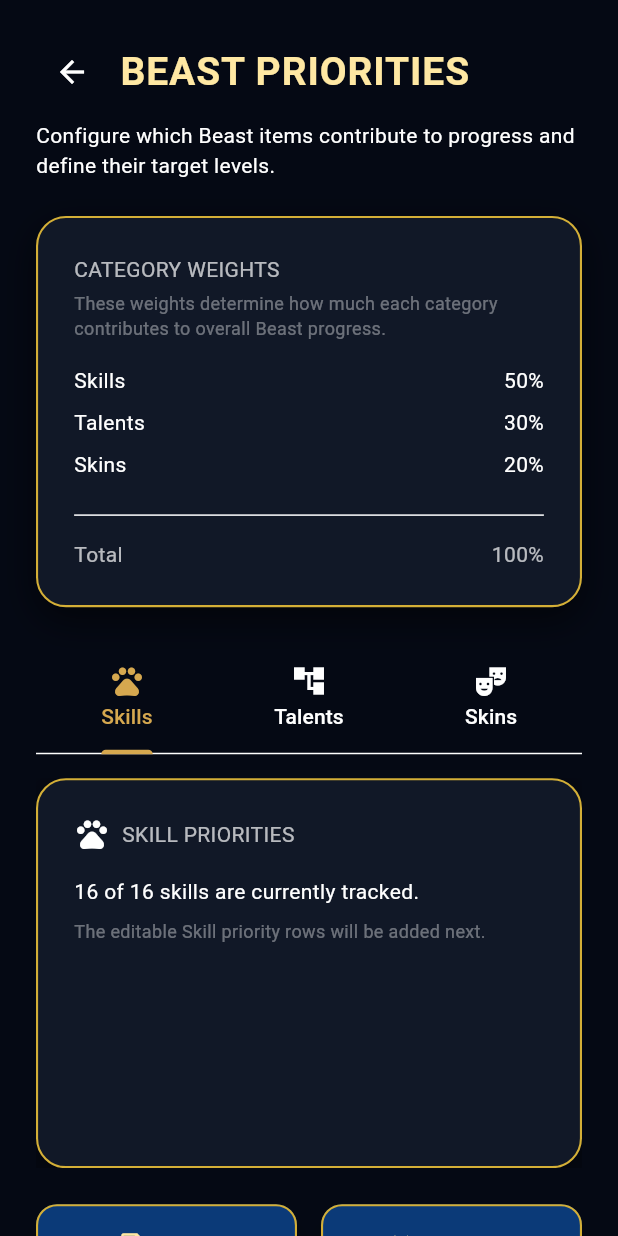
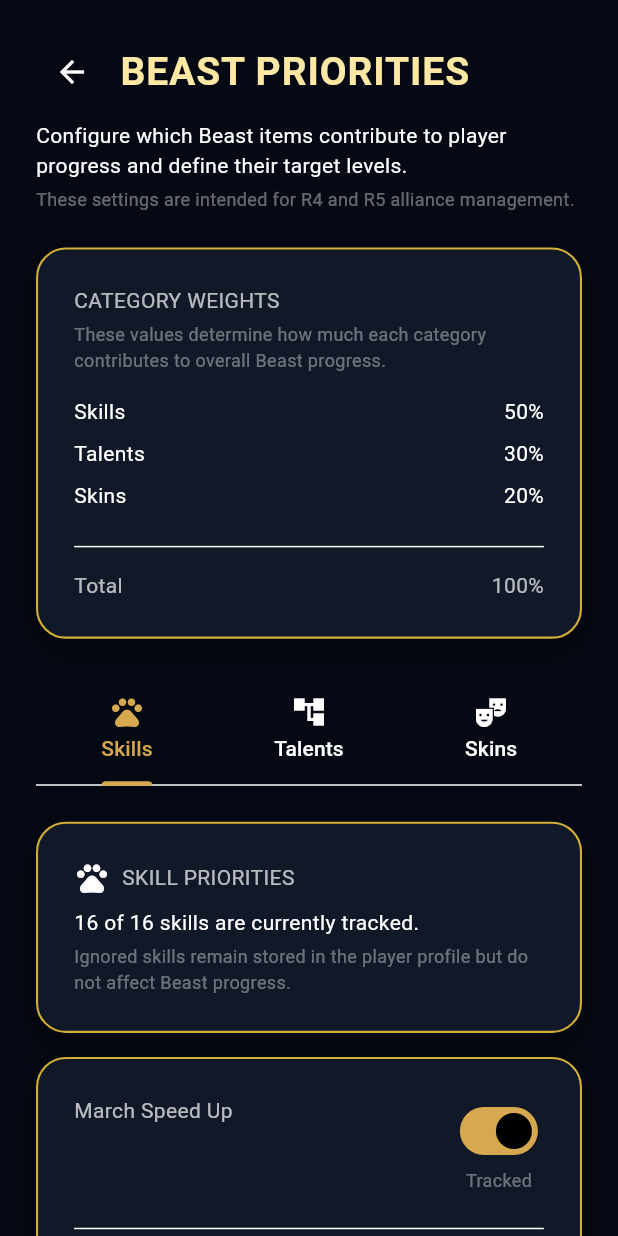
Before and after one commit to mgeorgiew96-del/alliance_manager, a Flutter app: the BeastPrioritiesScreen screen opened by its route, on a phone screen of 412 x 824 dp. Run offline on Flutter 3.47's test engine with Material 3 defaults, Android fonts, the phone set to English and light mode, and no system bars; our stand-ins replace firebase_core, flutter_riverpod, go_router; accounts and stored records are empty.

Commit message:
feat: implement Beast priorities foundation and reusable priority editor

```diff
--- a/lib/features/beast/screens/beast_priorities_screen.dart
+++ b/lib/features/beast/screens/beast_priorities_screen.dart
@@ -6,23 +6,29 @@ import '../../../shared/theme/am_text_styles.dart';
 import '../../../shared/widgets/am_card.dart';
 import '../../../shared/widgets/am_page.dart';
 import '../../../shared/widgets/am_save_cancel_bar.dart';
+import '../../../shared/widgets/priority_item_editor.dart';
 import '../definitions/beast_skill_definitions.dart';
 import '../definitions/beast_skin_definitions.dart';
 import '../definitions/beast_talent_definitions.dart';
 import '../models/beast_type.dart';
 import '../providers/beast_progress_config_provider.dart';
 
-class BeastPrioritiesScreen extends ConsumerWidget {
-  const BeastPrioritiesScreen({
-    super.key,
-  });
+class BeastPrioritiesScreen extends ConsumerStatefulWidget {
+  const BeastPrioritiesScreen({super.key});
 
   @override
-  Widget build(BuildContext context, WidgetRef ref) {
+  ConsumerState<BeastPrioritiesScreen> createState() {
+    return _BeastPrioritiesScreenState();
+  }
+}
+
+class _BeastPrioritiesScreenState extends ConsumerState<BeastPrioritiesScreen> {
+  int _selectedTabIndex = 0;
+
+  @override
+  Widget build(BuildContext context) {
     final config = ref.watch(beastProgressConfigProvider);
-    final controller = ref.read(
-      beastProgressConfigProvider.notifier,
-    );
+    final controller = ref.read(beastProgressConfigProvider.notifier);
 
     return DefaultTabController(
       length: 3,
@@ -30,29 +36,10 @@ class BeastPrioritiesScreen extends ConsumerWidget {
         child: Column(
           crossAxisAlignment: CrossAxisAlignment.start,
           children: [
-            Row(
-              children: [
-                IconButton(
-                  tooltip: 'Back',
-                  onPressed: () {
+            _PageHeader(
+              onBack: () {
                 Navigator.of(context).pop();
               },
-                  icon: const Icon(Icons.arrow_back),
-                ),
-                const SizedBox(width: AMSpacing.sm),
-                Expanded(
-                  child: Text(
-                    'BEAST PRIORITIES',
-                    style: AMTextStyles.title,
-                  ),
-                ),
-              ],
-            ),
-            const SizedBox(height: AMSpacing.sm),
-            Text(
-              'Configure which Beast items contribute to progress '
-              'and define their target levels.',
-              style: AMTextStyles.body,
             ),
             const SizedBox(height: AMSpacing.lg),
             _CategoryWeightsCard(
@@ -61,47 +48,20 @@ class BeastPrioritiesScreen extends ConsumerWidget {
               skinsWeight: config.skinsWeight,
             ),
             const SizedBox(height: AMSpacing.lg),
-            const TabBar(
-              tabs: [
-                Tab(
-                  icon: Icon(Icons.pets),
-                  text: 'Skills',
-                ),
-                Tab(
-                  icon: Icon(Icons.account_tree),
-                  text: 'Talents',
-                ),
-                Tab(
-                  icon: Icon(Icons.theater_comedy),
-                  text: 'Skins',
-                ),
+            TabBar(
+              onTap: (index) {
+                setState(() {
+                  _selectedTabIndex = index;
+                });
+              },
+              tabs: const [
+                Tab(icon: Icon(Icons.pets), text: 'Skills'),
+                Tab(icon: Icon(Icons.account_tree), text: 'Talents'),
+                Tab(icon: Icon(Icons.theater_comedy), text: 'Skins'),
               ],
             ),
-            const SizedBox(height: AMSpacing.md),
-            SizedBox(
-              height: 260,
-              child: TabBarView(
-                children: [
-                  _SkillsPlaceholder(
-                    trackedCount: config.skillConfigs.values
-                        .where((item) => item.isTracked)
-                        .length,
-                  ),
-                  _TalentsPlaceholder(
-                    trackedCount: config
-                        .talentConfigsFor(BeastType.panda)
-                        .values
-                        .where((item) => item.isTracked)
-                        .length,
-                  ),
-                  _SkinsPlaceholder(
-                    trackedCount: config.skinConfigs.values
-                        .where((item) => item.isTracked)
-                        .length,
-                  ),
-                ],
-              ),
-            ),
+            const SizedBox(height: AMSpacing.lg),
+            _buildSelectedTab(),
             const SizedBox(height: AMSpacing.lg),
             AMSaveCancelBar(
               onSave: () async {
@@ -112,11 +72,7 @@ class BeastPrioritiesScreen extends ConsumerWidget {
                 }
 
                 ScaffoldMessenger.of(context).showSnackBar(
-                  const SnackBar(
-                    content: Text(
-                      'Beast priorities saved.',
-                    ),
-                  ),
+                  const SnackBar(content: Text('Beast priorities saved.')),
                 );
               },
               onCancel: () async {
@@ -128,9 +84,7 @@ class BeastPrioritiesScreen extends ConsumerWidget {
 
                 ScaffoldMessenger.of(context).showSnackBar(
                   const SnackBar(
-                    content: Text(
-                      'Unsaved priority changes cancelled.',
-                    ),
+                    content: Text('Unsaved Beast priority changes cancelled.'),
                   ),
                 );
               },
@@ -138,6 +92,62 @@ class BeastPrioritiesScreen extends ConsumerWidget {
           ],
         ),
       ),
+    );
+  }
+
+  Widget _buildSelectedTab() {
+    switch (_selectedTabIndex) {
+      case 0:
+        return const _SkillsPrioritiesSection();
+
+      case 1:
+        return const _TalentsPlaceholder();
+
+      case 2:
+        return const _SkinsPlaceholder();
+
+      default:
+        return const _SkillsPrioritiesSection();
+    }
+  }
+}
+
+class _PageHeader extends StatelessWidget {
+  const _PageHeader({required this.onBack});
+
+  final VoidCallback onBack;
+
+  @override
+  Widget build(BuildContext context) {
+    return Column(
+      crossAxisAlignment: CrossAxisAlignment.start,
+      children: [
+        Row(
+          children: [
+            IconButton(
+              tooltip: 'Back',
+              onPressed: onBack,
+              icon: const Icon(Icons.arrow_back),
+            ),
+            const SizedBox(width: AMSpacing.sm),
+            Expanded(
+              child: Text('BEAST PRIORITIES', style: AMTextStyles.title),
+            ),
+          ],
+        ),
+        const SizedBox(height: AMSpacing.sm),
+        Text(
+          'Configure which Beast items contribute to player '
+          'progress and define their target levels.',
+          style: AMTextStyles.body,
+        ),
+        const SizedBox(height: AMSpacing.xs),
+        Text(
+          'These settings are intended for R4 and R5 alliance '
+          'management.',
+          style: AMTextStyles.muted,
+        ),
+      ],
     );
   }
 }
@@ -155,56 +165,37 @@ class _CategoryWeightsCard extends StatelessWidget {
 
   @override
   Widget build(BuildContext context) {
-    final totalWeight =
-        skillsWeight + talentsWeight + skinsWeight;
+    final totalWeight = skillsWeight + talentsWeight + skinsWeight;
+
+    final weightsAreValid = (totalWeight - 1).abs() <= 0.0001;
 
     return AMCard(
       child: Column(
         crossAxisAlignment: CrossAxisAlignment.start,
         children: [
-          Text(
-            'CATEGORY WEIGHTS',
-            style: AMTextStyles.subtitle,
-          ),
+          Text('CATEGORY WEIGHTS', style: AMTextStyles.subtitle),
           const SizedBox(height: AMSpacing.xs),
           Text(
-            'These weights determine how much each category '
+            'These values determine how much each category '
             'contributes to overall Beast progress.',
             style: AMTextStyles.muted,
           ),
           const SizedBox(height: AMSpacing.md),
-          _WeightRow(
-            label: 'Skills',
-            weight: skillsWeight,
-          ),
+          _WeightRow(label: 'Skills', weight: skillsWeight),
           const SizedBox(height: AMSpacing.sm),
-          _WeightRow(
-            label: 'Talents',
-            weight: talentsWeight,
-          ),
+          _WeightRow(label: 'Talents', weight: talentsWeight),
           const SizedBox(height: AMSpacing.sm),
-          _WeightRow(
-            label: 'Skins',
-            weight: skinsWeight,
-          ),
+          _WeightRow(label: 'Skins', weight: skinsWeight),
           const SizedBox(height: AMSpacing.md),
           const Divider(),
           const SizedBox(height: AMSpacing.sm),
           Row(
             children: [
-              Expanded(
-                child: Text(
-                  'Total',
-                  style: AMTextStyles.subtitle,
-                ),
-              ),
-              Text(
-                _percentageText(totalWeight),
-                style: AMTextStyles.subtitle,
-              ),
+              Expanded(child: Text('Total', style: AMTextStyles.subtitle)),
+              Text(_percentageText(totalWeight), style: AMTextStyles.subtitle),
             ],
           ),
-          if ((totalWeight - 1).abs() > 0.0001) ...[
+          if (!weightsAreValid) ...[
             const SizedBox(height: AMSpacing.sm),
             const Text(
               'Category weights must total 100%.',
@@ -221,10 +212,7 @@ class _CategoryWeightsCard extends StatelessWidget {
 }
 
 class _WeightRow extends StatelessWidget {
-  const _WeightRow({
-    required this.label,
-    required this.weight,
-  });
+  const _WeightRow({required this.label, required this.weight});
 
   final String label;
   final double weight;
@@ -233,94 +221,159 @@ class _WeightRow extends StatelessWidget {
   Widget build(BuildContext context) {
     return Row(
       children: [
-        Expanded(
-          child: Text(
-            label,
-            style: AMTextStyles.body,
-          ),
-        ),
-        Text(
-          _percentageText(weight),
-          style: AMTextStyles.body,
-        ),
+        Expanded(child: Text(label, style: AMTextStyles.body)),
+        Text(_percentageText(weight), style: AMTextStyles.body),
       ],
     );
   }
 }
 
-class _SkillsPlaceholder extends StatelessWidget {
-  const _SkillsPlaceholder({
-    required this.trackedCount,
-  });
-
-  final int trackedCount;
+class _SkillsPrioritiesSection extends ConsumerWidget {
+  const _SkillsPrioritiesSection();
 
   @override
-  Widget build(BuildContext context) {
-    return Align(
-      alignment: Alignment.topCenter,
-      child: _PlaceholderCard(
-        icon: Icons.pets,
-        title: 'SKILL PRIORITIES',
-        description:
-            '$trackedCount of ${beastSkillDefinitions.length} '
-            'skills are currently tracked.',
-        message:
-            'The editable Skill priority rows will be added next.',
+  Widget build(BuildContext context, WidgetRef ref) {
+    final config = ref.watch(beastProgressConfigProvider);
+    final controller = ref.read(beastProgressConfigProvider.notifier);
+
+    final trackedCount = config.skillConfigs.values
+        .where((item) => item.isTracked)
+        .length;
+
+    return Column(
+      crossAxisAlignment: CrossAxisAlignment.start,
+      children: [
+        AMCard(
+          child: Column(
+            crossAxisAlignment: CrossAxisAlignment.start,
+            children: [
+              Row(
+                children: [
+                  const Icon(Icons.pets),
+                  const SizedBox(width: AMSpacing.sm),
+                  Expanded(
+                    child: Text(
+                      'SKILL PRIORITIES',
+                      style: AMTextStyles.subtitle,
                     ),
+                  ),
+                ],
+              ),
+              const SizedBox(height: AMSpacing.sm),
+              Text(
+                '$trackedCount of '
+                '${beastSkillDefinitions.length} skills are '
+                'currently tracked.',
+                style: AMTextStyles.body,
+              ),
+              const SizedBox(height: AMSpacing.xs),
+              Text(
+                'Ignored skills remain stored in the player profile '
+                'but do not affect Beast progress.',
+                style: AMTextStyles.muted,
+              ),
+            ],
+          ),
+        ),
+        const SizedBox(height: AMSpacing.md),
+        for (final skill in beastSkillDefinitions) ...[
+          Builder(
+            builder: (context) {
+              final itemConfig = config.skillConfigs[skill.id];
+
+              if (itemConfig == null) {
+                return AMCard(
+                  child: Text(
+                    'Missing progress configuration for '
+                    '${skill.name}.',
+                    style: AMTextStyles.muted,
+                  ),
+                );
+              }
+
+              return PriorityItemEditor(
+                title: skill.name,
+                isTracked: itemConfig.isTracked,
+                targetLevel: itemConfig.targetLevel,
+                minimumLevel: skill.minLevel,
+                maximumLevel: skill.maxLevel,
+                priority: itemConfig.priority,
+                onTrackedChanged: (isTracked) {
+                  controller.setSkillTracked(
+                    skillId: skill.id,
+                    isTracked: isTracked,
+                  );
+                },
+                onTargetLevelChanged: (targetLevel) {
+                  controller.setSkillTargetLevel(
+                    skillId: skill.id,
+                    targetLevel: targetLevel,
+                  );
+                },
+                onPriorityChanged: (priority) {
+                  controller.setSkillPriority(
+                    skillId: skill.id,
+                    priority: priority,
+                  );
+                },
+              );
+            },
+          ),
+          const SizedBox(height: AMSpacing.md),
+        ],
+      ],
     );
   }
 }
 
-class _TalentsPlaceholder extends StatelessWidget {
-  const _TalentsPlaceholder({
-    required this.trackedCount,
-  });
-
-  final int trackedCount;
+class _TalentsPlaceholder extends ConsumerWidget {
+  const _TalentsPlaceholder();
 
   @override
-  Widget build(BuildContext context) {
-    final pandaTalentCount = talentDefinitionsForBeast(
-      BeastType.panda,
-    ).length;
+  Widget build(BuildContext context, WidgetRef ref) {
+    final config = ref.watch(beastProgressConfigProvider);
 
-    return Align(
-      alignment: Alignment.topCenter,
-      child: _PlaceholderCard(
+    final pandaConfigs = config.talentConfigsFor(BeastType.panda);
+
+    final trackedCount = pandaConfigs.values
+        .where((item) => item.isTracked)
+        .length;
+
+    final totalCount = talentDefinitionsForBeast(BeastType.panda).length;
+
+    return _PlaceholderCard(
       icon: Icons.account_tree,
       title: 'TALENT PRIORITIES',
       description:
-            '$trackedCount of $pandaTalentCount Panda talents '
-            'are currently tracked.',
+          '$trackedCount of $totalCount Panda talents are '
+          'currently tracked.',
       message:
           'Beast selection and editable Talent priority rows '
-            'will be added next.',
-      ),
+          'will be connected in the next step.',
     );
   }
 }
 
-class _SkinsPlaceholder extends StatelessWidget {
-  const _SkinsPlaceholder({
-    required this.trackedCount,
-  });
-
-  final int trackedCount;
+class _SkinsPlaceholder extends ConsumerWidget {
+  const _SkinsPlaceholder();
 
   @override
-  Widget build(BuildContext context) {
-    return Align(
-      alignment: Alignment.topCenter,
-      child: _PlaceholderCard(
+  Widget build(BuildContext context, WidgetRef ref) {
+    final config = ref.watch(beastProgressConfigProvider);
+
+    final trackedCount = config.skinConfigs.values
+        .where((item) => item.isTracked)
+        .length;
+
+    return _PlaceholderCard(
       icon: Icons.theater_comedy,
       title: 'SKIN PRIORITIES',
       description:
           '$trackedCount of ${beastSkinDefinitions.length} '
           'skins are currently tracked.',
       message:
-            'The editable Skin priority rows will be added next.',
-      ),
+          'Editable Skin priority rows will be connected after '
+          'the Talent tab.',
     );
   }
 }
@@ -348,24 +401,13 @@ class _PlaceholderCard extends StatelessWidget {
             children: [
               Icon(icon),
               const SizedBox(width: AMSpacing.sm),
-              Expanded(
-                child: Text(
-                  title,
-                  style: AMTextStyles.subtitle,
-                ),
-              ),
+              Expanded(child: Text(title, style: AMTextStyles.subtitle)),
             ],
           ),
           const SizedBox(height: AMSpacing.md),
-          Text(
-            description,
-            style: AMTextStyles.body,
-          ),
+          Text(description, style: AMTextStyles.body),
           const SizedBox(height: AMSpacing.sm),
-          Text(
-            message,
-            style: AMTextStyles.muted,
-          ),
+          Text(message, style: AMTextStyles.muted),
         ],
       ),
     );
```
Lines whose indentation alone changed are shown as unchanged.
